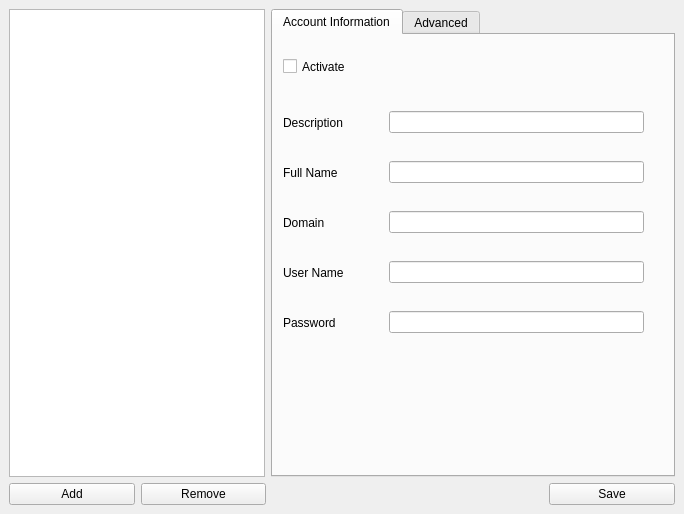
First picture: the form in src/ui/settings.ui, repository StefanYohansson/ktelephone, before the edit.
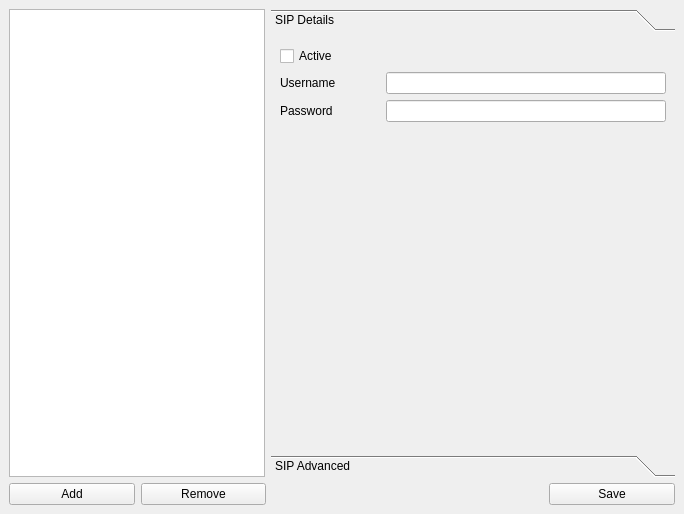
Second picture: the form after the edit.

Commit message: update settings page to use toolbox

The edit to the form file:
```diff
--- a/src/ui/settings.ui
+++ b/src/ui/settings.ui
@@ -44,10 +44,8 @@
      <height>514</height>
     </size>
    </property>
-   <layout class="QVBoxLayout" name="verticalLayout">
-    <item>
-     <layout class="QHBoxLayout" name="horizontalLayout">
-      <item>
+   <layout class="QGridLayout" name="gridLayout">
+    <item row="0" column="0">
        <widget class="QListWidget" name="telephonesList">
         <property name="sizePolicy">
          <sizepolicy hsizetype="Fixed" vsizetype="Expanding">
@@ -57,24 +55,104 @@
         </property>
        </widget>
       </item>
-      <item>
-       <widget class="QTabWidget" name="tabWidget">
+    <item row="0" column="1">
+     <widget class="QToolBox" name="toolBox">
         <property name="currentIndex">
          <number>0</number>
         </property>
-        <widget class="QWidget" name="accountInfo">
-         <attribute name="title">
-          <string>Account Information</string>
-         </attribute>
-         <widget class="QWidget" name="formLayoutWidget">
+      <widget class="QWidget" name="sipinfo">
+       <property name="geometry">
+        <rect>
+         <x>0</x>
+         <y>0</y>
+         <width>404</width>
+         <height>393</height>
+        </rect>
+       </property>
+       <attribute name="label">
+        <string>SIP Details</string>
+       </attribute>
+       <layout class="QVBoxLayout" name="verticalLayout_4">
+        <item>
+         <widget class="QCheckBox" name="activeCheckbox">
+          <property name="text">
+           <string>Active</string>
+          </property>
+         </widget>
+        </item>
+        <item>
+         <layout class="QHBoxLayout" name="horizontalLayout_5">
+          <item>
+           <widget class="QLabel" name="label_4">
+            <property name="minimumSize">
+             <size>
+              <width>100</width>
+              <height>0</height>
+             </size>
+            </property>
+            <property name="text">
+             <string>Username</string>
+            </property>
+           </widget>
+          </item>
+          <item>
+           <widget class="QLineEdit" name="usernameEdit">
+            <property name="toolTip">
+             <string>extension@domain</string>
+            </property>
+           </widget>
+          </item>
+         </layout>
+        </item>
+        <item>
+         <layout class="QHBoxLayout" name="horizontalLayout_6">
+          <item>
+           <widget class="QLabel" name="label_5">
+            <property name="minimumSize">
+             <size>
+              <width>100</width>
+              <height>0</height>
+             </size>
+            </property>
+            <property name="text">
+             <string>Password</string>
+            </property>
+           </widget>
+          </item>
+          <item>
+           <widget class="QLineEdit" name="passwordEdit"/>
+          </item>
+         </layout>
+        </item>
+        <item>
+         <spacer name="verticalSpacer">
+          <property name="orientation">
+           <enum>Qt::Vertical</enum>
+          </property>
+          <property name="sizeHint" stdset="0">
+           <size>
+            <width>20</width>
+            <height>40</height>
+           </size>
+          </property>
+         </spacer>
+        </item>
+       </layout>
+      </widget>
+      <widget class="QWidget" name="sipadvanced">
           <property name="geometry">
            <rect>
-            <x>10</x>
-            <y>70</y>
-            <width>361</width>
-            <height>35</height>
-           </rect>
-          </property>
+         <x>0</x>
+         <y>0</y>
+         <width>404</width>
+         <height>393</height>
+        </rect>
+       </property>
+       <attribute name="label">
+        <string>SIP Advanced</string>
+       </attribute>
+       <layout class="QVBoxLayout" name="verticalLayout_5">
+        <item>
           <layout class="QHBoxLayout" name="horizontalLayout_2">
            <item>
             <widget class="QLabel" name="label">
@@ -93,16 +171,8 @@
             <widget class="QLineEdit" name="descriptionEdit"/>
            </item>
           </layout>
-         </widget>
-         <widget class="QWidget" name="formLayoutWidget_2">
-          <property name="geometry">
-           <rect>
-            <x>10</x>
-            <y>120</y>
-            <width>361</width>
-            <height>35</height>
-           </rect>
-          </property>
+        </item>
+        <item>
           <layout class="QHBoxLayout" name="horizontalLayout_3">
            <item>
             <widget class="QLabel" name="label_2">
@@ -121,19 +191,17 @@
             <widget class="QLineEdit" name="nameEdit"/>
            </item>
           </layout>
-         </widget>
-         <widget class="QWidget" name="formLayoutWidget_3">
-          <property name="geometry">
-           <rect>
-            <x>10</x>
-            <y>170</y>
-            <width>361</width>
-            <height>35</height>
-           </rect>
-          </property>
+        </item>
+        <item>
           <layout class="QHBoxLayout" name="horizontalLayout_4">
            <item>
             <widget class="QLabel" name="label_3">
+            <property name="sizePolicy">
+             <sizepolicy hsizetype="Preferred" vsizetype="Preferred">
+              <horstretch>0</horstretch>
+              <verstretch>0</verstretch>
+             </sizepolicy>
+            </property>
              <property name="minimumSize">
               <size>
                <width>100</width>
@@ -149,90 +217,28 @@
             <widget class="QLineEdit" name="domainEdit"/>
            </item>
           </layout>
-         </widget>
-         <widget class="QWidget" name="formLayoutWidget_4">
-          <property name="geometry">
-           <rect>
-            <x>10</x>
-            <y>220</y>
-            <width>361</width>
-            <height>35</height>
-           </rect>
-          </property>
-          <layout class="QHBoxLayout" name="horizontalLayout_5">
-           <item>
-            <widget class="QLabel" name="label_4">
-             <property name="minimumSize">
-              <size>
-               <width>100</width>
-               <height>0</height>
-              </size>
-             </property>
-             <property name="text">
-              <string>User Name</string>
-             </property>
-            </widget>
            </item>
            <item>
-            <widget class="QLineEdit" name="usernameEdit"/>
-           </item>
-          </layout>
-         </widget>
-         <widget class="QWidget" name="formLayoutWidget_5">
-          <property name="geometry">
-           <rect>
-            <x>10</x>
-            <y>270</y>
-            <width>361</width>
-            <height>35</height>
-           </rect>
+         <spacer name="verticalSpacer_2">
+          <property name="orientation">
+           <enum>Qt::Vertical</enum>
           </property>
-          <layout class="QHBoxLayout" name="horizontalLayout_6">
-           <item>
-            <widget class="QLabel" name="label_5">
-             <property name="minimumSize">
+          <property name="sizeHint" stdset="0">
               <size>
-               <width>100</width>
-               <height>0</height>
-              </size>
-             </property>
-             <property name="text">
-              <string>Password</string>
-             </property>
-            </widget>
-           </item>
-           <item>
-            <widget class="QLineEdit" name="passwordEdit"/>
-           </item>
-          </layout>
-         </widget>
-         <widget class="QCheckBox" name="activeCheckbox">
-          <property name="geometry">
-           <rect>
-            <x>10</x>
-            <y>20</y>
-            <width>94</width>
-            <height>23</height>
-           </rect>
-          </property>
-          <property name="text">
-           <string>Activate</string>
-          </property>
-         </widget>
-        </widget>
-        <widget class="QWidget" name="advanced">
-         <attribute name="title">
-          <string>Advanced</string>
-         </attribute>
-        </widget>
-       </widget>
-      </item>
-     </layout>
-    </item>
-    <item>
+            <width>20</width>
+            <height>40</height>
+           </size>
+          </property>
+         </spacer>
+        </item>
+       </layout>
+      </widget>
+     </widget>
+    </item>
+    <item row="1" column="0">
      <layout class="QHBoxLayout" name="horizontalLayout_8"/>
     </item>
-    <item>
+    <item row="2" column="0" colspan="2">
      <layout class="QHBoxLayout" name="horizontalLayout_7">
       <item>
        <widget class="QPushButton" name="addButton">
```
Lines whose indentation alone changed are shown as unchanged.
